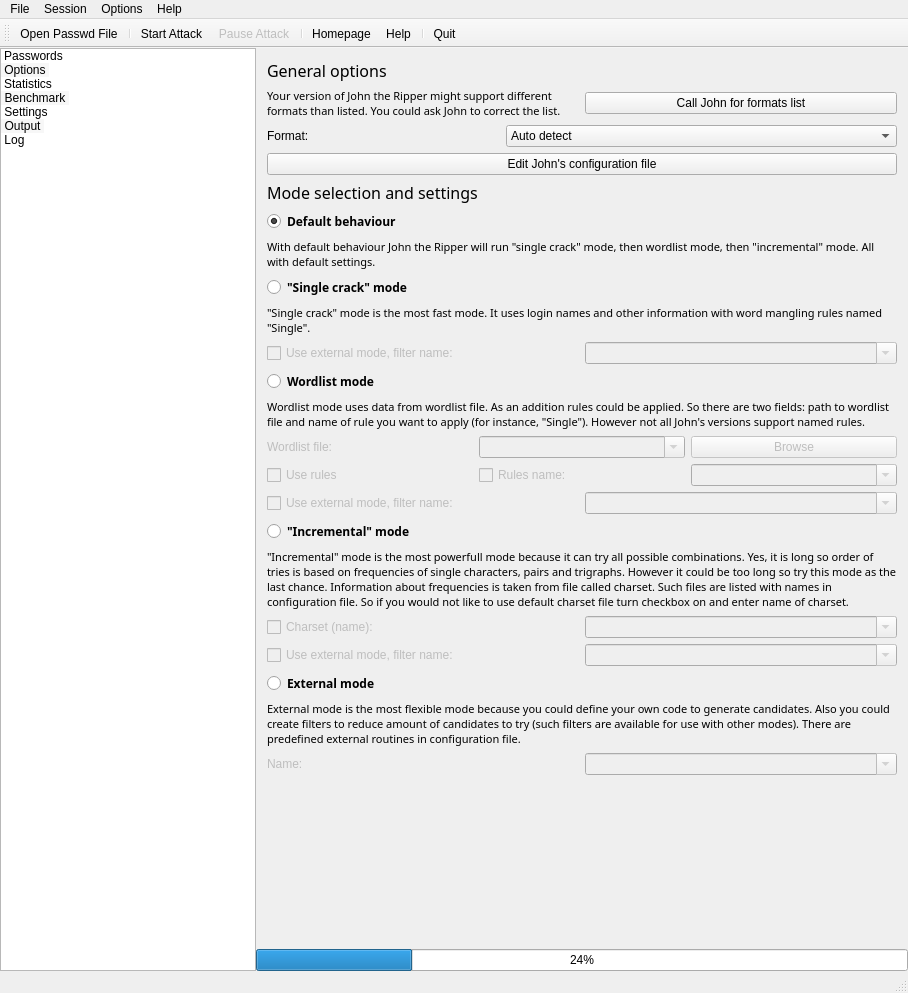
Before: the Qt Designer form mainwindow.ui in openwall/johnny, drawn with Qt 5.
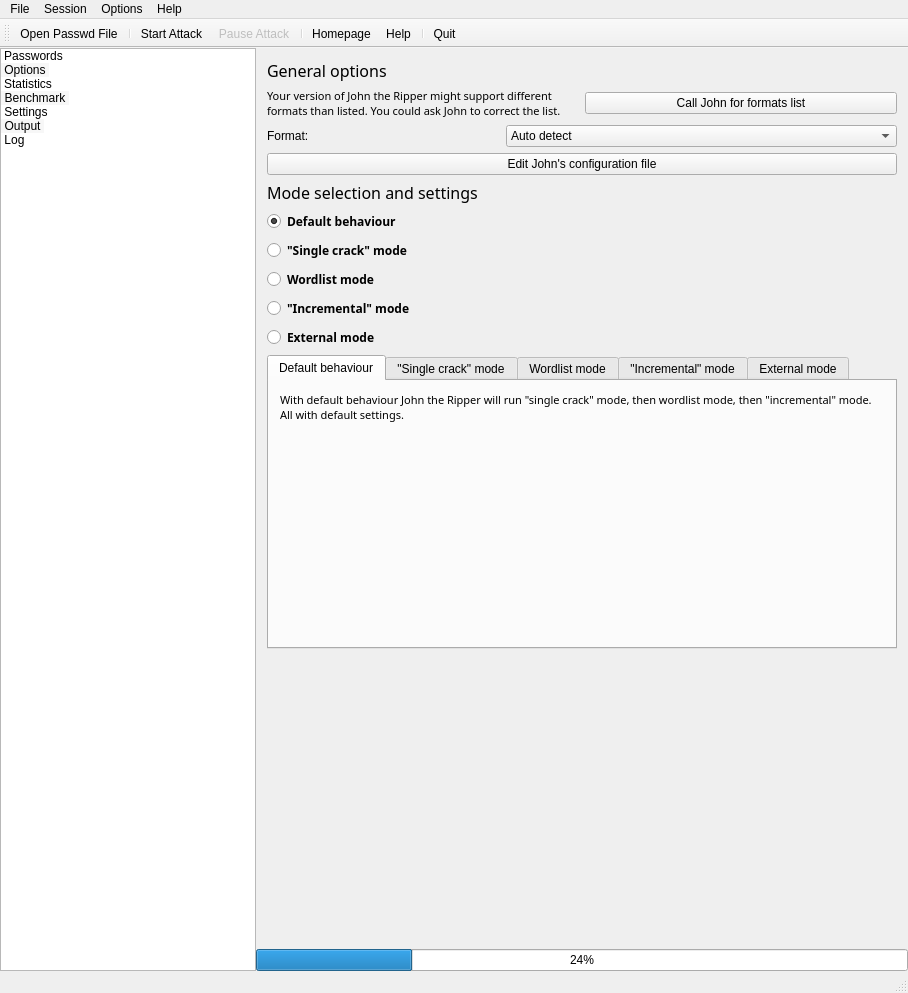
After: the same form once the commit is applied. Icons and pictures are not drawn.

Commit message: changed mode selection on options page to use tabs

Diff of the .ui file:
```diff
--- a/mainwindow.ui
+++ b/mainwindow.ui
@@ -878,6 +878,84 @@
             </widget>
            </item>
            <item>
+            <widget class="QRadioButton" name="radioButton_SingleCrackMode">
+             <property name="font">
+              <font>
+               <family>Sans Serif</family>
+               <weight>75</weight>
+               <bold>true</bold>
+              </font>
+             </property>
+             <property name="text">
+              <string>&quot;Single crack&quot; mode</string>
+             </property>
+             <attribute name="buttonGroup">
+              <string>buttonGroup</string>
+             </attribute>
+            </widget>
+           </item>
+           <item>
+            <widget class="QRadioButton" name="radioButton_WordlistMode">
+             <property name="font">
+              <font>
+               <family>Sans Serif</family>
+               <weight>75</weight>
+               <bold>true</bold>
+              </font>
+             </property>
+             <property name="text">
+              <string>Wordlist mode</string>
+             </property>
+             <attribute name="buttonGroup">
+              <string>buttonGroup</string>
+             </attribute>
+            </widget>
+           </item>
+           <item>
+            <widget class="QRadioButton" name="radioButton_IncrementalMode">
+             <property name="font">
+              <font>
+               <family>Sans Serif</family>
+               <weight>75</weight>
+               <bold>true</bold>
+              </font>
+             </property>
+             <property name="text">
+              <string>&quot;Incremental&quot; mode</string>
+             </property>
+             <attribute name="buttonGroup">
+              <string>buttonGroup</string>
+             </attribute>
+            </widget>
+           </item>
+           <item>
+            <widget class="QRadioButton" name="radioButton_ExternalMode">
+             <property name="font">
+              <font>
+               <family>Sans Serif</family>
+               <weight>75</weight>
+               <bold>true</bold>
+              </font>
+             </property>
+             <property name="text">
+              <string>External mode</string>
+             </property>
+             <attribute name="buttonGroup">
+              <string>buttonGroup</string>
+             </attribute>
+            </widget>
+           </item>
+           <item>
+            <widget class="QTabWidget" name="tabWidget">
+             <property name="currentIndex">
+              <number>0</number>
+             </property>
+             <widget class="QWidget" name="tab">
+              <attribute name="title">
+               <string>Default behaviour</string>
+              </attribute>
+              <layout class="QVBoxLayout" name="verticalLayout_15">
+               <item>
             <layout class="QVBoxLayout" name="verticalLayout_2">
              <item>
               <widget class="QLabel" name="label_2">
@@ -898,22 +976,32 @@
             </layout>
            </item>
            <item>
-            <widget class="QRadioButton" name="radioButton_SingleCrackMode">
-             <property name="font">
-              <font>
-               <family>Sans Serif</family>
-               <weight>75</weight>
-               <bold>true</bold>
-              </font>
-             </property>
-             <property name="text">
+                <spacer name="verticalSpacer_4">
+                 <property name="orientation">
+                  <enum>Qt::Vertical</enum>
+                 </property>
+                 <property name="sizeHint" stdset="0">
+                  <size>
+                   <width>20</width>
+                   <height>205</height>
+                  </size>
+                 </property>
+                </spacer>
+               </item>
+              </layout>
+              <zorder>label_2</zorder>
+              <zorder></zorder>
+              <zorder>label_2</zorder>
+              <zorder>label_2</zorder>
+              <zorder></zorder>
+              <zorder>label_2</zorder>
+              <zorder>verticalSpacer_4</zorder>
+             </widget>
+             <widget class="QWidget" name="tab_2">
+              <attribute name="title">
               <string>&quot;Single crack&quot; mode</string>
-             </property>
-             <attribute name="buttonGroup">
-              <string>buttonGroup</string>
-             </attribute>
-            </widget>
-           </item>
+              </attribute>
+              <layout class="QVBoxLayout" name="verticalLayout_16">
            <item>
             <layout class="QVBoxLayout" name="verticalLayout_3">
              <item>
@@ -959,22 +1047,25 @@
             </layout>
            </item>
            <item>
-            <widget class="QRadioButton" name="radioButton_WordlistMode">
-             <property name="font">
-              <font>
-               <family>Sans Serif</family>
-               <weight>75</weight>
-               <bold>true</bold>
-              </font>
-             </property>
-             <property name="text">
+                <spacer name="verticalSpacer_5">
+                 <property name="orientation">
+                  <enum>Qt::Vertical</enum>
+                 </property>
+                 <property name="sizeHint" stdset="0">
+                  <size>
+                   <width>20</width>
+                   <height>177</height>
+                  </size>
+                 </property>
+                </spacer>
+               </item>
+              </layout>
+             </widget>
+             <widget class="QWidget" name="tab_3">
+              <attribute name="title">
               <string>Wordlist mode</string>
-             </property>
-             <attribute name="buttonGroup">
-              <string>buttonGroup</string>
-             </attribute>
-            </widget>
-           </item>
+              </attribute>
+              <layout class="QVBoxLayout" name="verticalLayout_17">
            <item>
             <layout class="QVBoxLayout" name="verticalLayout_6">
              <item>
@@ -1088,22 +1179,25 @@
             </layout>
            </item>
            <item>
-            <widget class="QRadioButton" name="radioButton_IncrementalMode">
-             <property name="font">
-              <font>
-               <family>Sans Serif</family>
-               <weight>75</weight>
-               <bold>true</bold>
-              </font>
-             </property>
-             <property name="text">
+                <spacer name="verticalSpacer_6">
+                 <property name="orientation">
+                  <enum>Qt::Vertical</enum>
+                 </property>
+                 <property name="sizeHint" stdset="0">
+                  <size>
+                   <width>20</width>
+                   <height>104</height>
+                  </size>
+                 </property>
+                </spacer>
+               </item>
+              </layout>
+             </widget>
+             <widget class="QWidget" name="tab_4">
+              <attribute name="title">
               <string>&quot;Incremental&quot; mode</string>
-             </property>
-             <attribute name="buttonGroup">
-              <string>buttonGroup</string>
-             </attribute>
-            </widget>
-           </item>
+              </attribute>
+              <layout class="QVBoxLayout" name="verticalLayout_18">
            <item>
             <layout class="QVBoxLayout" name="verticalLayout_7">
              <item>
@@ -1173,22 +1267,25 @@
             </layout>
            </item>
            <item>
-            <widget class="QRadioButton" name="radioButton_ExternalMode">
-             <property name="font">
-              <font>
-               <family>Sans Serif</family>
-               <weight>75</weight>
-               <bold>true</bold>
-              </font>
-             </property>
-             <property name="text">
+                <spacer name="verticalSpacer_7">
+                 <property name="orientation">
+                  <enum>Qt::Vertical</enum>
+                 </property>
+                 <property name="sizeHint" stdset="0">
+                  <size>
+                   <width>20</width>
+                   <height>110</height>
+                  </size>
+                 </property>
+                </spacer>
+               </item>
+              </layout>
+             </widget>
+             <widget class="QWidget" name="tab_5">
+              <attribute name="title">
               <string>External mode</string>
-             </property>
-             <attribute name="buttonGroup">
-              <string>buttonGroup</string>
-             </attribute>
-            </widget>
-           </item>
+              </attribute>
+              <layout class="QVBoxLayout" name="verticalLayout_19">
            <item>
             <layout class="QVBoxLayout" name="verticalLayout_11">
              <item>
@@ -1234,6 +1331,23 @@
             </layout>
            </item>
            <item>
+                <spacer name="verticalSpacer_8">
+                 <property name="orientation">
+                  <enum>Qt::Vertical</enum>
+                 </property>
+                 <property name="sizeHint" stdset="0">
+                  <size>
+                   <width>20</width>
+                   <height>164</height>
+                  </size>
+                 </property>
+                </spacer>
+               </item>
+              </layout>
+             </widget>
+            </widget>
+           </item>
+           <item>
             <spacer name="verticalSpacer">
              <property name="orientation">
               <enum>Qt::Vertical</enum>
```
Left out of the diff: 2 changed lines with no effect on the pictures. Lines whose indentation alone changed are shown as unchanged. The commit also changes 1 other file.
